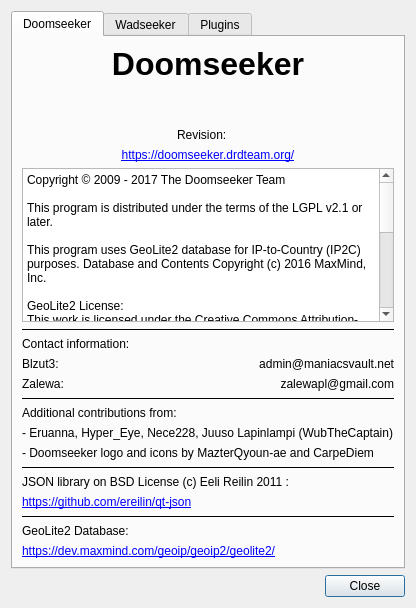
Destroyerrrocket/doomseeker-unofficial, file src/core/gui/aboutdialog.ui: the form before one commit.
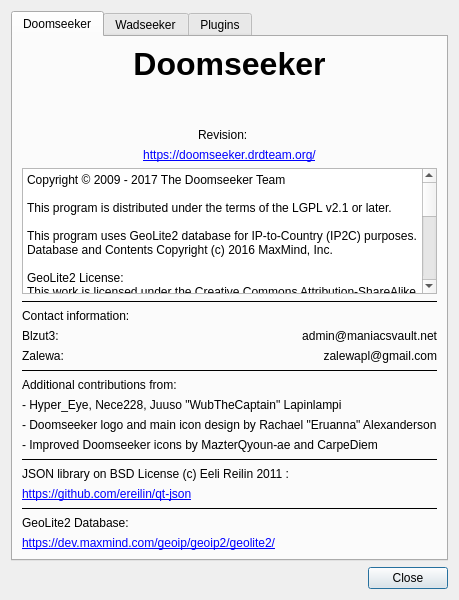
The form after the commit.

Commit message: - Alas, clumsy wording strikes again. Adjusted attributions in the About dialog.

```diff
--- a/src/core/gui/aboutdialog.ui
+++ b/src/core/gui/aboutdialog.ui
@@ -6,8 +6,8 @@
    <rect>
     <x>0</x>
     <y>0</y>
-    <width>405</width>
-    <height>608</height>
+    <width>409</width>
+    <height>600</height>
    </rect>
   </property>
   <property name="windowTitle">
@@ -173,9 +173,9 @@
 https://dev.maxmind.com/geoip/geoip2/geolite2/
 
 This program uses icons (or derivates of) from following sources:
-- Aha-Soft 
+- Aha-Soft
 - Crystal Clear by Everaldo Coelho
-- Fugue Icons (C) 2013 Yusuke Kamiyamane. All rights reserved. 
+- Fugue Icons (C) 2013 Yusuke Kamiyamane. All rights reserved.
 - Nuvola 1.0 (KDE 3.x icon set)
 - Oxygen Icons 4.3.1 (KDE)
 - Tango Icon Library / Tango Desktop Project
@@ -270,7 +270,17 @@
        <item>
         <widget class="QLabel" name="label_5">
          <property name="text">
-          <string>- Eruanna, Hyper_Eye, Nece228, Juuso Lapinlampi (WubTheCaptain)</string>
+          <string>- Hyper_Eye, Nece228, Juuso &quot;WubTheCaptain&quot; Lapinlampi</string>
+         </property>
+         <property name="textInteractionFlags">
+          <set>Qt::LinksAccessibleByMouse|Qt::TextSelectableByMouse</set>
+         </property>
+        </widget>
+       </item>
+       <item>
+        <widget class="QLabel" name="label_17">
+         <property name="text">
+          <string>- Doomseeker logo and main icon design by Rachael &quot;Eruanna&quot; Alexanderson</string>
          </property>
          <property name="textInteractionFlags">
           <set>Qt::LinksAccessibleByMouse|Qt::TextSelectableByMouse</set>
@@ -280,7 +290,7 @@
        <item>
         <widget class="QLabel" name="label_14">
          <property name="text">
-          <string>- Doomseeker logo and icons by MazterQyoun-ae and CarpeDiem</string>
+          <string>- Improved Doomseeker icons by MazterQyoun-ae and CarpeDiem</string>
          </property>
          <property name="textInteractionFlags">
           <set>Qt::LinksAccessibleByMouse|Qt::TextSelectableByMouse</set>
```
